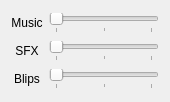
AttorneyOnline/AO2-Client, file resource/ui/mixer.ui: the form before one commit.
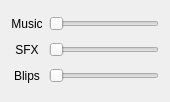
The form after the commit.

Diff of the .ui file:
```diff
--- a/resource/ui/mixer.ui
+++ b/resource/ui/mixer.ui
@@ -51,7 +51,7 @@
       <enum>Qt::Horizontal</enum>
      </property>
      <property name="tickPosition">
-      <enum>QSlider::TicksBelow</enum>
+      <enum>QSlider::NoTicks</enum>
      </property>
      <property name="tickInterval">
       <number>50</number>
@@ -83,7 +83,7 @@
       <enum>Qt::Horizontal</enum>
      </property>
      <property name="tickPosition">
-      <enum>QSlider::TicksBelow</enum>
+      <enum>QSlider::NoTicks</enum>
      </property>
      <property name="tickInterval">
       <number>50</number>
@@ -115,7 +115,7 @@
       <enum>Qt::Horizontal</enum>
      </property>
      <property name="tickPosition">
-      <enum>QSlider::TicksBelow</enum>
+      <enum>QSlider::NoTicks</enum>
      </property>
      <property name="tickInterval">
       <number>50</number>
```
